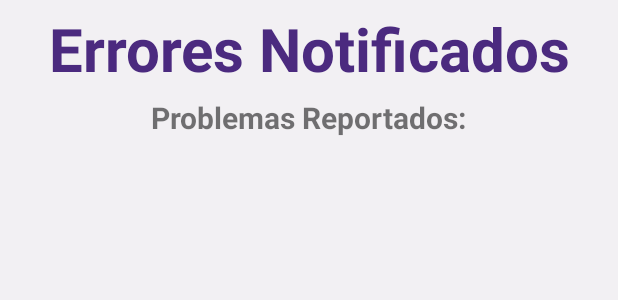
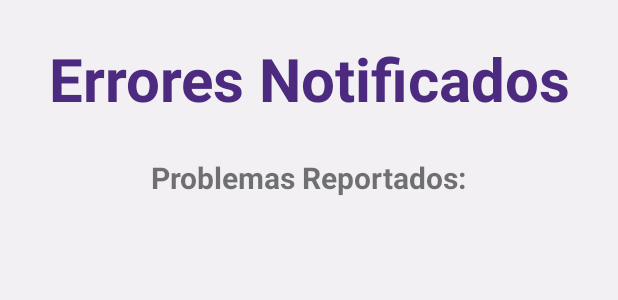
Before and after one commit to FranciscoAnnoni/offerHub, an Android app built with Jetpack Compose: the layout fragment_notificar_error_admin.xml on its own in the app's theme, with its tools: preview values and no code run, on a phone screen of 412 x 824 dp. Shown: the top 300 px of the screen. Run offline under Robolectric (Android 15) with nearby library versions, the light colour scheme and no system bars.

Commit message:
arreglo titulo

```diff
--- a/Frontend/app/src/main/res/layout/fragment_notificar_error_admin.xml
+++ b/Frontend/app/src/main/res/layout/fragment_notificar_error_admin.xml
@@ -19,7 +19,7 @@
             <TextView
                 android:id="@+id/rapLayourLegal"
                 style="@style/titulos"
-                android:layout_marginTop="5dp"
+                android:layout_marginTop="25dp"
                 android:text="Errores Notificados"
                 app:layout_constraintStart_toStartOf="parent"
                 app:layout_constraintTop_toTopOf="parent" />
@@ -27,7 +27,7 @@
             <TextView
                 android:id="@+id/privacidad"
                 style="@style/textoChicoNegro"
-                android:layout_marginTop="5dp"
+                android:layout_marginTop="25dp"
                 android:text="Problemas Reportados:"
                 android:textSize="20dp"
                 app:layout_constraintEnd_toEndOf="parent"
```
